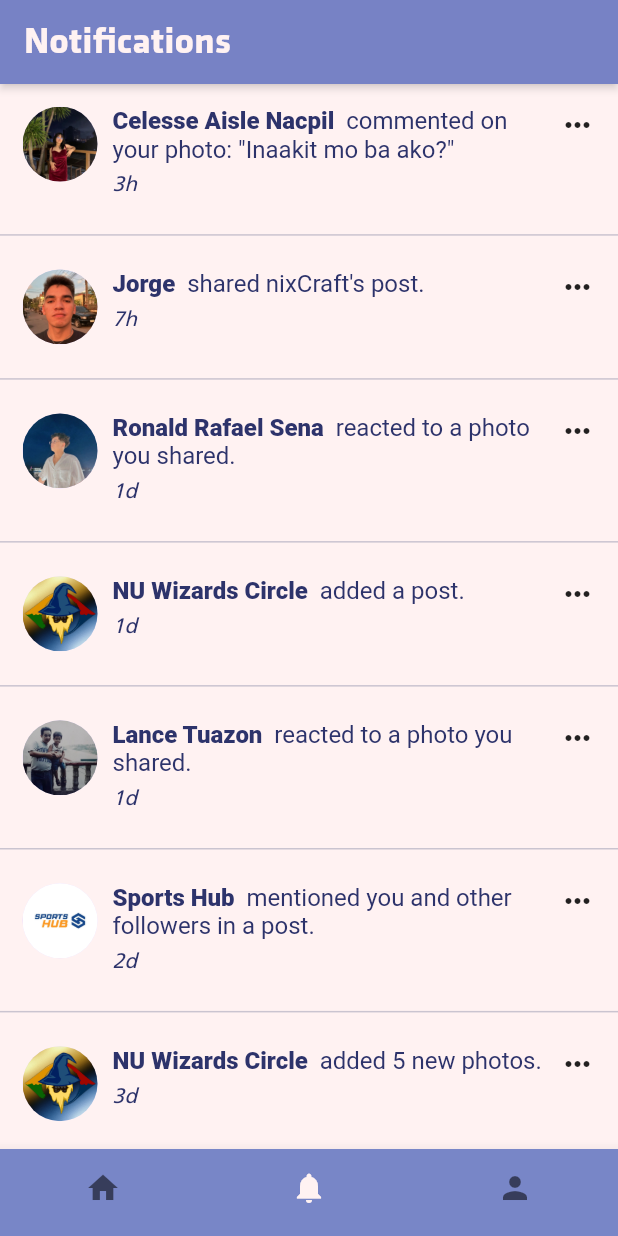
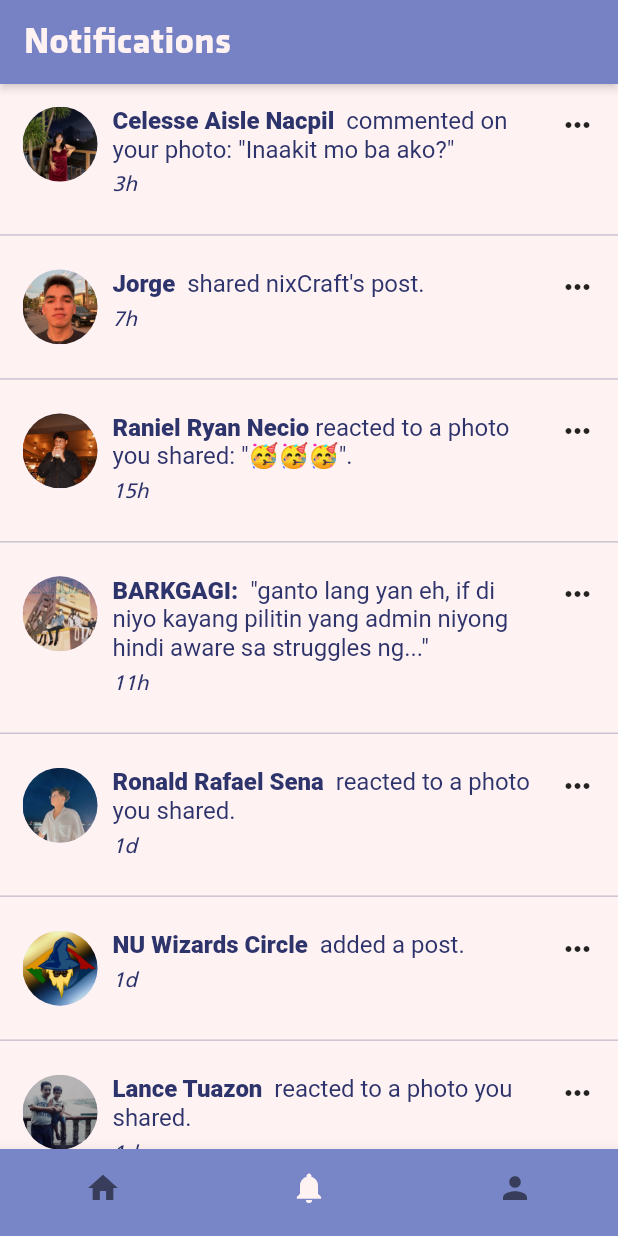
Before and after one commit to pdns-cs/manuel_longexam1part2, a Flutter app: the screen it shows after launch, swiped to page 2, on a phone screen of 412 x 824 dp. Run offline on Flutter 3.47's test engine with Material 3 defaults, Android fonts, the phone set to English and light mode, and no system bars; our stand-ins replace flutter_screenutil.

Commit message:
added more post and notifs

```diff
--- a/lib/screens/notification_screen.dart
+++ b/lib/screens/notification_screen.dart
@@ -31,6 +31,20 @@ class _NotificationScreenState extends State<NotificationScreen> {
             description: " shared nixCraft's post.",
             time: '7h',
             notifProfile: 'assets/images/notif1.jpg',
+          ),
+          Divider(),
+          notif.Notification_Tile(
+            name: 'Raniel Ryan Necio',
+            description: 'reacted to a photo you shared: "🥳🥳🥳".',
+            time: '15h',
+            notifProfile: 'assets/images/notif8.jpg',
+          ),
+          Divider(),
+          notif.Notification_Tile(
+            name: 'BARKGAGI: ',
+            description: '"ganto lang yan eh, if di niyo kayang pilitin yang admin niyong hindi aware sa struggles ng..."',
+            time: '11h',
+            notifProfile: 'assets/images/notif9.jpg',
           ),
           Divider(),
           notif.Notification_Tile(
--- a/lib/widgets/newsfeed_card.dart
+++ b/lib/widgets/newsfeed_card.dart
@@ -10,7 +10,7 @@ class NewsfeedCard extends StatelessWidget {
   final String userName;
   final String postContent;
   final DateTime date;
-  final int likesCount;
+  final String likesCount;
   final int commentsCount;
   final int sharesCount;
   final String userImage;
@@ -24,7 +24,7 @@ class NewsfeedCard extends StatelessWidget {
     required this.postContent,
     required this.date,
     required this.userImage,
-    this.likesCount = 0,
+    this.likesCount = "0",
     this.commentsCount = 0,
     this.sharesCount = 0,
     this.imagePath,
```
Also changed, not shown: lib/screens/newsfeed_screen.dart (+32 -2 lines), assets/images/imagepost2.jpg (added), assets/images/imagepost3.jpg (added), assets/images/imagepost4.jpg (added), assets/images/notif8.jpg (added), assets/images/notif9.jpg (added), assets/images/otherprofile2.jpg (added), assets/images/otherprofile3.jpg (added).
